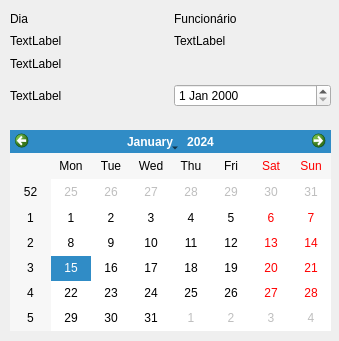
Before: the Qt Designer form janela_dia.ui in efabreu/Ferramentas-de-manuten-o, drawn with Qt 5.
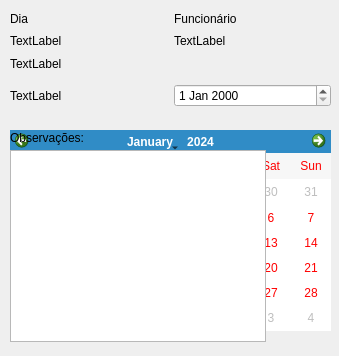
After: the same form once the commit is applied.

Diff of the .ui file:
```diff
--- a/janela_dia.ui
+++ b/janela_dia.ui
@@ -7,7 +7,7 @@
     <x>0</x>
     <y>0</y>
     <width>339</width>
-    <height>341</height>
+    <height>356</height>
    </rect>
   </property>
   <property name="windowTitle">
@@ -50,7 +50,7 @@
     </item>
    </layout>
   </widget>
-  <widget class="QWidget" name="">
+  <widget class="QWidget" name="layoutWidget">
    <property name="geometry">
     <rect>
      <x>10</x>
@@ -97,6 +97,29 @@
     </item>
    </layout>
   </widget>
+  <widget class="QLabel" name="label_obs">
+   <property name="geometry">
+    <rect>
+     <x>10</x>
+     <y>130</y>
+     <width>256</width>
+     <height>16</height>
+    </rect>
+   </property>
+   <property name="text">
+    <string>Observações:</string>
+   </property>
+  </widget>
+  <widget class="QTextBrowser" name="textBrowser_obs">
+   <property name="geometry">
+    <rect>
+     <x>10</x>
+     <y>150</y>
+     <width>256</width>
+     <height>192</height>
+    </rect>
+   </property>
+  </widget>
  </widget>
  <resources/>
  <connections/>
```
